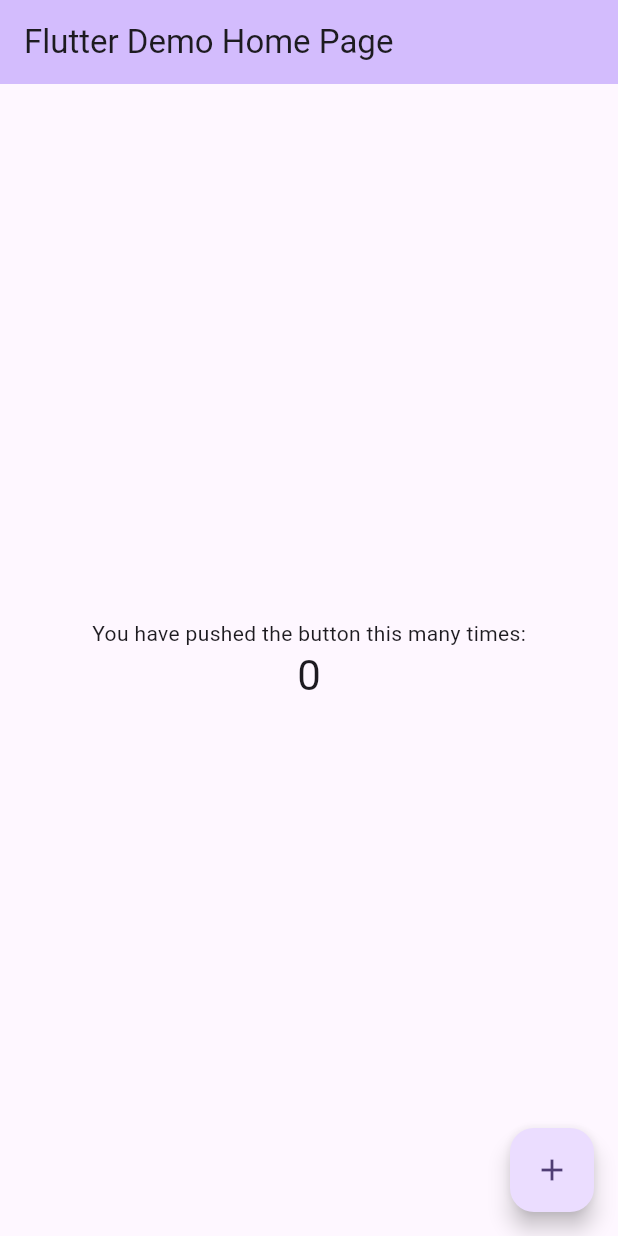
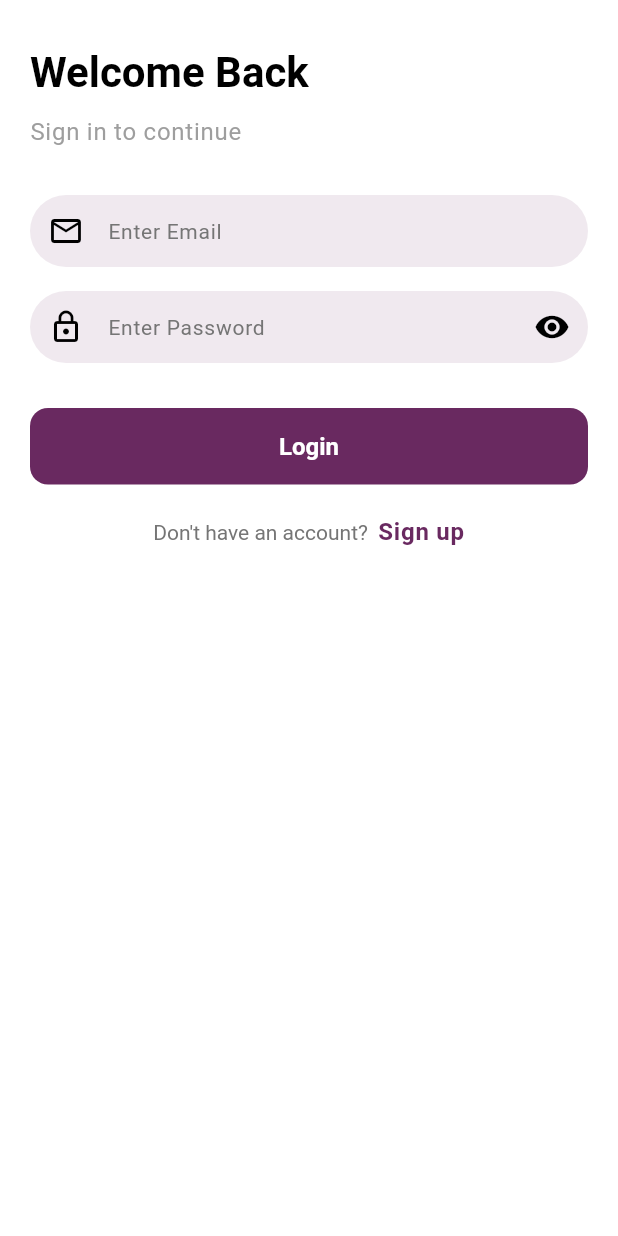
Before and after one commit to ronikdhaduk/chat_app, a Flutter app: the screen it shows after launch, on a phone screen of 412 x 824 dp. Run offline on Flutter 3.47's test engine with Material 3 defaults, Android fonts, the phone set to English and light mode, and no system bars.

Commit message:
05-05-2025

```diff
--- /dev/null
+++ b/lib/config/theme/app_theme.dart
@@ -0,0 +1,115 @@
+import 'package:flutter/material.dart';
+
+class AppTheme {
+  // Define the primary color
+  static const primaryColor = Color(0xff692960);
+
+  static ThemeData lightTheme = ThemeData(
+    useMaterial3: true,
+    brightness: Brightness.light,
+
+    // Colors
+    colorScheme: const ColorScheme.light(
+      primary: primaryColor,
+      secondary: Color(0xFF8E8E93),
+      surface: Colors.white,
+      onSurface: Colors.black,
+      // Adding complementary colors that work well with #acdde0
+      tertiary: Color(0xFF7CBEC2), // Slightly darker shade for depth
+      onPrimary:
+      Colors.black87, // Dark text on primary color for better contrast
+    ),
+
+    // AppBar Theme
+    appBarTheme: const AppBarTheme(
+      backgroundColor: Colors.white,
+      elevation: 0,
+      centerTitle: false,
+      titleTextStyle: TextStyle(
+        color: Colors.black,
+        fontSize: 18,
+        fontWeight: FontWeight.w600,
+      ),
+      iconTheme: IconThemeData(color: Colors.black),
+    ),
+
+    // Input Decoration
+    inputDecorationTheme: InputDecorationTheme(
+      filled: true,
+      fillColor: primaryColor.withOpacity(0.1),
+      contentPadding: const EdgeInsets.symmetric(
+        horizontal: 16,
+        vertical: 8,
+      ),
+      border: OutlineInputBorder(
+        borderRadius: BorderRadius.circular(24),
+        borderSide: BorderSide.none,
+      ),
+      enabledBorder: OutlineInputBorder(
+        borderRadius: BorderRadius.circular(24),
+        borderSide: BorderSide.none,
+      ),
+      focusedBorder: OutlineInputBorder(
+        borderRadius: BorderRadius.circular(24),
+        borderSide: const BorderSide(color: primaryColor),
+      ),
+      hintStyle: TextStyle(
+        color: Colors.grey[600],
+        fontSize: 14,
+      ),
+    ),
+
+    // Message Bubbles
+    cardTheme: CardTheme(
+      color: primaryColor.withOpacity(0.1),
+      elevation: 0,
+      shape: RoundedRectangleBorder(
+        borderRadius: BorderRadius.circular(16),
+      ),
+    ),
+
+    // Icons
+    iconTheme: const IconThemeData(
+      color: Colors.black87,
+      size: 24,
+    ),
+
+    // Text Themes
+    textTheme: const TextTheme(
+      titleLarge: TextStyle(
+        fontSize: 18,
+        fontWeight: FontWeight.w600,
+        color: Colors.black,
+      ),
+      bodyLarge: TextStyle(
+        fontSize: 16,
+        color: Colors.black87,
+      ),
+      bodyMedium: TextStyle(
+        fontSize: 14,
+        color: Colors.black87,
+      ),
+      labelMedium: TextStyle(
+        fontSize: 12,
+        color: Colors.grey,
+      ),
+    ),
+
+    // Button Theme
+    elevatedButtonTheme: ElevatedButtonThemeData(
+      style: ElevatedButton.styleFrom(
+        backgroundColor: primaryColor,
+        foregroundColor: Colors.black87,
+        elevation: 0,
+        padding: const EdgeInsets.symmetric(vertical: 16),
+        shape: RoundedRectangleBorder(
+          borderRadius: BorderRadius.circular(12),
+        ),
+        textStyle: const TextStyle(
+          fontSize: 16,
+          fontWeight: FontWeight.w600,
+        ),
+      ),
+    ),
+  );
+}
--- /dev/null
+++ b/lib/core/common/custom_button.dart
@@ -0,0 +1,42 @@
+import 'package:flutter/material.dart';
+
+class CustomButton extends StatelessWidget {
+  final Function()? onPressed;
+  final String? text;
+  final Widget? child;
+
+  const CustomButton({
+    super.key,
+    required this.onPressed,
+    this.text,
+    this.child,
+  }) : assert(text != null || child != null,
+  'Either text or child must be provided');
+
+  @override
+  Widget build(BuildContext context) {
+    return SizedBox(
+      width: double.infinity,
+      child: ElevatedButton(
+        onPressed: onPressed,
+        style: ElevatedButton.styleFrom(
+          backgroundColor: Theme.of(context).colorScheme.primary,
+          foregroundColor: Colors.black87,
+          padding: const EdgeInsets.symmetric(vertical: 16),
+          shape: RoundedRectangleBorder(
+            borderRadius: BorderRadius.circular(12),
+          ),
+        ),
+        child: child ??
+            Text(
+              text!,
+              style: const TextStyle(
+                fontSize: 16,
+                color: Colors.white,
+                fontWeight: FontWeight.bold,
+              ),
+            ),
+      ),
+    );
+  }
+}
--- /dev/null
+++ b/lib/core/common/custom_text_field.dart
@@ -0,0 +1,40 @@
+import 'package:flutter/material.dart';
+
+class CustomTextField extends StatelessWidget {
+  final TextEditingController controller;
+  final String hintText;
+  final bool obscureText;
+  final TextInputType? keyboardType;
+  final Widget? prefixIcon;
+  final Widget? suffixIcon;
+  final FocusNode? focusNode;
+  final String? Function(String?)? validator;
+
+  const CustomTextField({
+    super.key,
+    required this.controller,
+    required this.hintText,
+    this.obscureText = false,
+    this.keyboardType,
+    this.prefixIcon,
+    this.suffixIcon,
+    this.focusNode,
+    this.validator,
+  });
+
+  @override
+  Widget build(BuildContext context) {
+    return TextFormField(
+      controller: controller,
+      obscureText: obscureText,
+      keyboardType: keyboardType,
+      focusNode: focusNode,
+      validator: validator,
+      decoration: InputDecoration(
+        hintText: hintText,
+        prefixIcon: prefixIcon,
+        suffixIcon: suffixIcon,
+      ),
+    );
+  }
+}
--- a/lib/main.dart
+++ b/lib/main.dart
@@ -1,3 +1,5 @@
+import 'package:chat_app/config/theme/app_theme.dart';
+import 'package:chat_app/presentation/screens/login_screen.dart';
 import 'package:flutter/material.dart';
 
 void main() {
@@ -11,112 +13,10 @@ class MyApp extends StatelessWidget {
   @override
   Widget build(BuildContext context) {
     return MaterialApp(
-      title: 'Flutter Demo',
-      theme: ThemeData(
-        // This is the theme of your application.
-        //
-        // TRY THIS: Try running your application with "flutter run". You'll see
-        // the application has a purple toolbar. Then, without quitting the app,
-        // try changing the seedColor in the colorScheme below to Colors.green
-        // and then invoke "hot reload" (save your changes or press the "hot
-        // reload" button in a Flutter-supported IDE, or press "r" if you used
-        // the command line to start the app).
-        //
-        // Notice that the counter didn't reset back to zero; the application
-        // state is not lost during the reload. To reset the state, use hot
-        // restart instead.
-        //
-        // This works for code too, not just values: Most code changes can be
-        // tested with just a hot reload.
-        colorScheme: ColorScheme.fromSeed(seedColor: Colors.deepPurple),
-      ),
-      home: const MyHomePage(title: 'Flutter Demo Home Page'),
+      title: 'Chat App',
+      debugShowCheckedModeBanner: false,
+      theme: AppTheme.lightTheme,
+      home: LoginScreen(),
     );
   }
 }
-
-class MyHomePage extends StatefulWidget {
-  const MyHomePage({super.key, required this.title});
-
-  // This widget is the home page of your application. It is stateful, meaning
-  // that it has a State object (defined below) that contains fields that affect
-  // how it looks.
-
-  // This class is the configuration for the state. It holds the values (in this
-  // case the title) provided by the parent (in this case the App widget) and
-  // used by the build method of the State. Fields in a Widget subclass are
-  // always marked "final".
-
-  final String title;
-
-  @override
-  State<MyHomePage> createState() => _MyHomePageState();
-}
-
-class _MyHomePageState extends State<MyHomePage> {
-  int _counter = 0;
-
-  void _incrementCounter() {
-    setState(() {
-      // This call to setState tells the Flutter framework that something has
-      // changed in this State, which causes it to rerun the build method below
-      // so that the display can reflect the updated values. If we changed
-      // _counter without calling setState(), then the build method would not be
-      // called again, and so nothing would appear to happen.
-      _counter++;
-    });
-  }
-
-  @override
-  Widget build(BuildContext context) {
-    // This method is rerun every time setState is called, for instance as done
-    // by the _incrementCounter method above.
-    //
-    // The Flutter framework has been optimized to make rerunning build methods
-    // fast, so that you can just rebuild anything that needs updating rather
-    // than having to individually change instances of widgets.
-    return Scaffold(
-      appBar: AppBar(
-        // TRY THIS: Try changing the color here to a specific color (to
-        // Colors.amber, perhaps?) and trigger a hot reload to see the AppBar
-        // change color while the other colors stay the same.
-        backgroundColor: Theme.of(context).colorScheme.inversePrimary,
-        // Here we take the value from the MyHomePage object that was created by
-        // the App.build method, and use it to set our appbar title.
-        title: Text(widget.title),
-      ),
-      body: Center(
-        // Center is a layout widget. It takes a single child and positions it
-        // in the middle of the parent.
-        child: Column(
-          // Column is also a layout widget. It takes a list of children and
-          // arranges them vertically. By default, it sizes itself to fit its
-          // children horizontally, and tries to be as tall as its parent.
-          //
-          // Column has various properties to control how it sizes itself and
-          // how it positions its children. Here we use mainAxisAlignment to
-          // center the children vertically; the main axis here is the vertical
-          // axis because Columns are vertical (the cross axis would be
-          // horizontal).
-          //
-          // TRY THIS: Invoke "debug painting" (choose the "Toggle Debug Paint"
-          // action in the IDE, or press "p" in the console), to see the
-          // wireframe for each widget.
-          mainAxisAlignment: MainAxisAlignment.center,
-          children: <Widget>[
-            const Text('You have pushed the button this many times:'),
-            Text(
-              '$_counter',
-              style: Theme.of(context).textTheme.headlineMedium,
-            ),
-          ],
-        ),
-      ),
-      floatingActionButton: FloatingActionButton(
-        onPressed: _incrementCounter,
-        tooltip: 'Increment',
-        child: const Icon(Icons.add),
-      ), // This trailing comma makes auto-formatting nicer for build methods.
-    );
-  }
-}
--- /dev/null
+++ b/lib/presentation/screens/login_screen.dart
@@ -0,0 +1,103 @@
+import 'dart:developer';
+
+import 'package:chat_app/config/theme/app_theme.dart';
+import 'package:chat_app/presentation/screens/sign_up_screen.dart';
+import 'package:flutter/gestures.dart';
+import 'package:flutter/material.dart';
+
+import '../../core/common/custom_button.dart';
+import '../../core/common/custom_text_field.dart';
+
+class LoginScreen extends StatefulWidget {
+  const LoginScreen({super.key});
+
+  @override
+  State<LoginScreen> createState() => _LoginScreenState();
+}
+
+class _LoginScreenState extends State<LoginScreen> {
+  final TextEditingController emailController = TextEditingController();
+  final TextEditingController passwordController = TextEditingController();
+
+
+  @override
+  void dispose() {
+    emailController.dispose();
+    passwordController.dispose();
+    super.dispose();
+  }
+
+  @override
+  Widget build(BuildContext context) {
+    return Scaffold(
+      body: SafeArea(
+        child: Padding(
+          padding: const EdgeInsets.symmetric(horizontal: 20.0),
+          child: Form(
+            child: Column(
+              crossAxisAlignment: CrossAxisAlignment.start,
+              children: [
+                SizedBox(height: 30),
+                Text(
+                  "Welcome Back",
+                  style: Theme.of(context).textTheme.headlineMedium?.copyWith(
+                    fontWeight: FontWeight.bold,
+                  ),
+                ),
+                SizedBox(height: 10),
+                Text(
+                  "Sign in to continue",
+                  style: Theme.of(
+                    context,
+                  ).textTheme.bodyLarge?.copyWith(color: Colors.grey),
+                ),
+                SizedBox(height: 30),
+                CustomTextField(
+                  controller: emailController,
+                  hintText: "Enter Email",
+                  prefixIcon: Icon(Icons.email_outlined),
+                ),
+                SizedBox(height: 16),
+                CustomTextField(
+                  controller: passwordController,
+                  hintText: "Enter Password",
+                  obscureText: true,
+                  prefixIcon: Icon(Icons.lock_outline),
+                  suffixIcon: Icon(Icons.visibility),
+                ),
+                SizedBox(height: 30),
+
+                CustomButton(onPressed: () {}, text: "Login"),
+
+                SizedBox(height: 20),
+
+                Center(
+                  child: RichText(
+                    text: TextSpan(
+                      text: "Don't have an account?  ",
+                      style: TextStyle(color: Colors.grey.shade600),
+                      children: [
+                        TextSpan(
+                          text: "Sign up",
+                          style: Theme.of(
+                            context,
+                          ).textTheme.bodyLarge?.copyWith(
+                            color: AppTheme.primaryColor,
+                            fontWeight: FontWeight.bold,
+                          ),
+                          recognizer: TapGestureRecognizer()..onTap=(){
+                            Navigator.push(context, MaterialPageRoute(builder: (context) => SignUpScreen()));
+                          },
+                        ),
+                      ],
+                    ),
+                  ),
+                ),
+              ],
+            ),
+          ),
+        ),
+      ),
+    );
+  }
+}
--- /dev/null
+++ b/lib/presentation/screens/sign_up_screen.dart
@@ -0,0 +1,31 @@
+import 'package:flutter/material.dart';
+
+class SignUpScreen extends StatefulWidget {
+  const SignUpScreen({super.key});
+
+  @override
+  State<SignUpScreen> createState() => _SignUpScreenState();
+}
+
+class _SignUpScreenState extends State<SignUpScreen> {
+  final TextEditingController emailController = TextEditingController();
+  final TextEditingController nameController = TextEditingController();
+  final TextEditingController userNameController = TextEditingController();
+  final TextEditingController phoneController = TextEditingController();
+  final TextEditingController passwordController = TextEditingController();
+
+  @override
+  void dispose() {
+    emailController.dispose();
+    nameController.dispose();
+    userNameController.dispose();
+    phoneController.dispose();
+    passwordController.dispose();
+    super.dispose();
+  }
+
+  @override
+  Widget build(BuildContext context) {
+    return Scaffold();
+  }
+}
```
